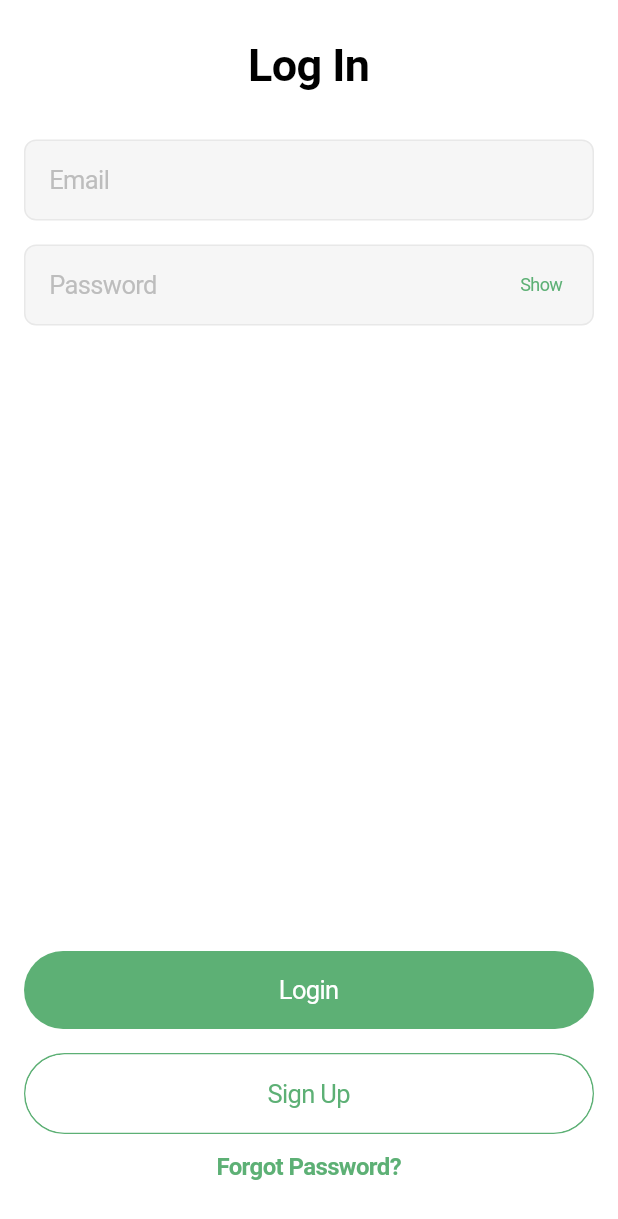
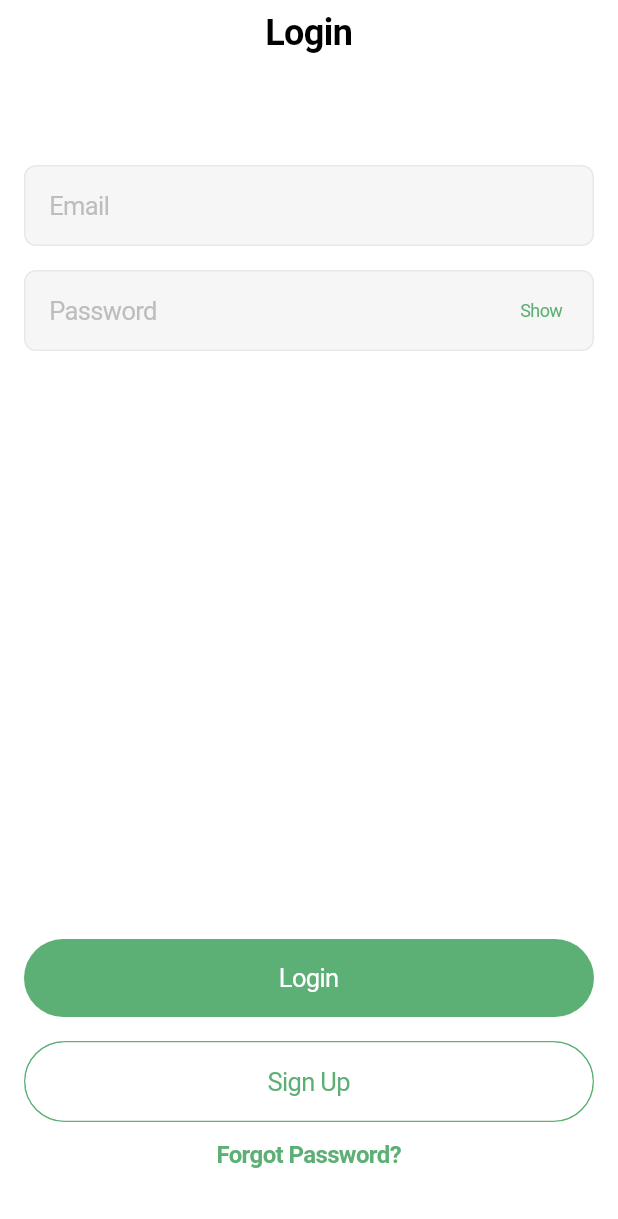
Before and after one commit to hieunh1801/flutter-001, a Flutter app: the screen it shows after launch, on a phone screen of 412 x 824 dp. Shown: the top 1219 px of the screen. Run offline on Flutter 3.47's test engine with Material 3 defaults, Android fonts, the light colour scheme and no system bars.

Commit message:
(1) sign_up screen

```diff
--- a/lib/screens/login_screen.dart
+++ b/lib/screens/login_screen.dart
@@ -1,4 +1,5 @@
 import 'package:flutter/cupertino.dart';
+import 'package:flutter_001/screens/sign_up_screen.dart';
 import 'package:flutter_001/themes/app_colors.dart';
 import 'package:flutter_001/widgets/button.dart';
 import 'package:flutter_001/widgets/outline_button.dart';
@@ -16,7 +17,6 @@ class _LoginScreenState extends State<LoginScreen> {
   Widget build(BuildContext context) {
     var emailTextField = CupertinoTextField(
       padding: const EdgeInsets.all(16.0),
-      obscureText: passwordObscureText,
       decoration: BoxDecoration(
         color: AppColors.gray01,
         borderRadius: BorderRadius.circular(8.0),
@@ -58,30 +58,32 @@ class _LoginScreenState extends State<LoginScreen> {
         },
       ),
     );
+    var cupertinoNavigationBar = const CupertinoNavigationBar(
+      middle: Text(
+        "Login",
+        style: TextStyle(
+          fontSize: 24.0,
+          fontWeight: FontWeight.w600,
+          color: AppColors.black,
+        ),
+      ),
+      backgroundColor: AppColors.white,
+      border: null,
+      padding: EdgeInsetsDirectional.zero,
+    );
     return CupertinoPageScaffold(
+      navigationBar: cupertinoNavigationBar,
       child: Padding(
-        padding: const EdgeInsets.symmetric(
-          horizontal: 16.0,
-          vertical: 8.0,
-        ), // EdgeInsets.all(8.0),
+        padding: const EdgeInsets.all(16.0), // EdgeInsets.all(8.0),
         child: Column(
           children: [
             const SizedBox(height: 18.0),
-            const Center(
-              child: Text(
-                'Log In',
-                style: TextStyle(
-                  fontSize: 30.0,
-                  fontWeight: FontWeight.w600,
-                  color: AppColors.black,
-                ),
-              ),
-            ),
+            // const AppBar(title: "Login"),
             const SizedBox(height: 32.0),
             emailTextField,
             const SizedBox(height: 16.0),
             passwordTextField,
-            const Expanded(child: SizedBox(height: 32.0)),
+            Expanded(child: Container()),
             const SizedBox(
               height: 16.0,
             ),
@@ -89,12 +91,16 @@ class _LoginScreenState extends State<LoginScreen> {
             const SizedBox(
               height: 16.0,
             ),
-            SizedBox(
-              width: double.infinity,
-              child: OutlineButton(
-                title: 'Sign Up',
-                onPressed: () {},
-              ),
+            OutlineButton(
+              title: 'Sign Up',
+              onPressed: () {
+                Navigator.push(
+                  context,
+                  CupertinoPageRoute(
+                    builder: (context) => const SignUpScreen(),
+                  ),
+                );
+              },
             ),
             CupertinoButton(
               padding: EdgeInsets.zero,
--- a/lib/themes/app_colors.dart
+++ b/lib/themes/app_colors.dart
@@ -5,6 +5,7 @@ class AppColors {
   static const Color gray01 = Color(0xFFF6F6F6);
   static const Color gray02 = Color(0xFFE8E8E8);
   static const Color gray03 = Color(0xFFBDBDBD);
+  static const Color gray04 = Color(0xFF666666);
   static const Color black = Color(0xFF000000);
   static const Color white = Color(0xFFFFFFFF);
 }
--- a/lib/widgets/button.dart
+++ b/lib/widgets/button.dart
@@ -25,6 +25,7 @@ class Button extends StatelessWidget {
             color: AppColors.white,
           ),
         ),
+        disabledColor: AppColors.primaryColor.withOpacity(0.5),
       ),
     );
   }
```
Also changed, not shown: lib/screens/sign_up_screen.dart (added, +177 -0 lines), lib/widgets/app_bar.dart (added, +34 -0 lines), 5 other files.
